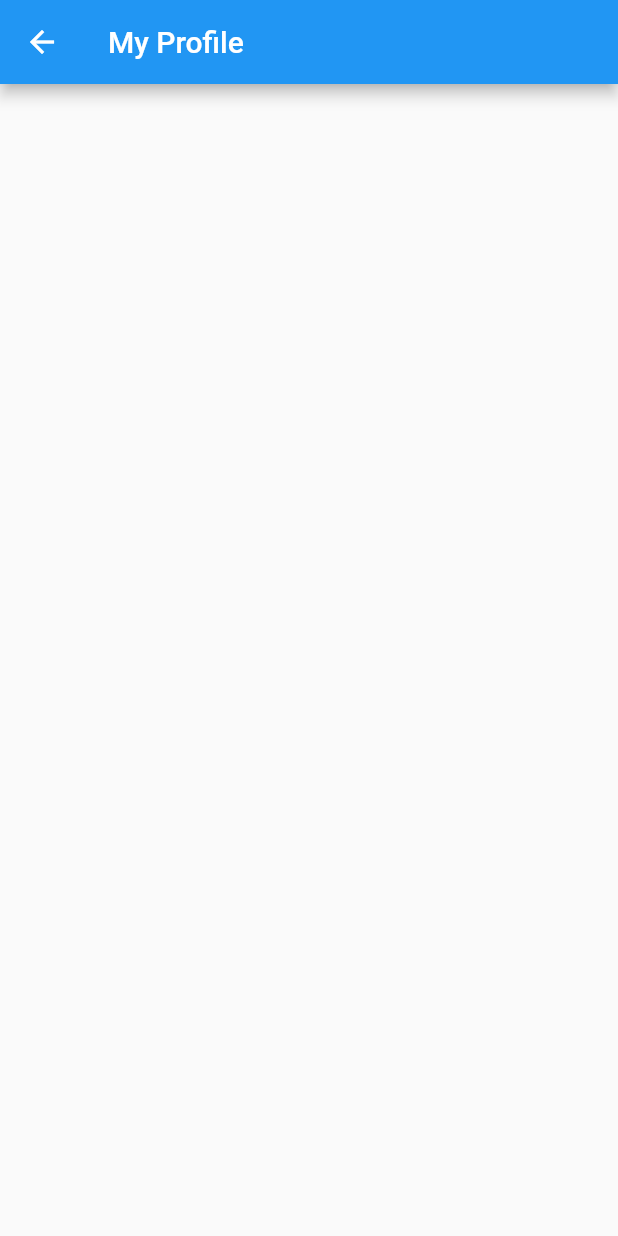
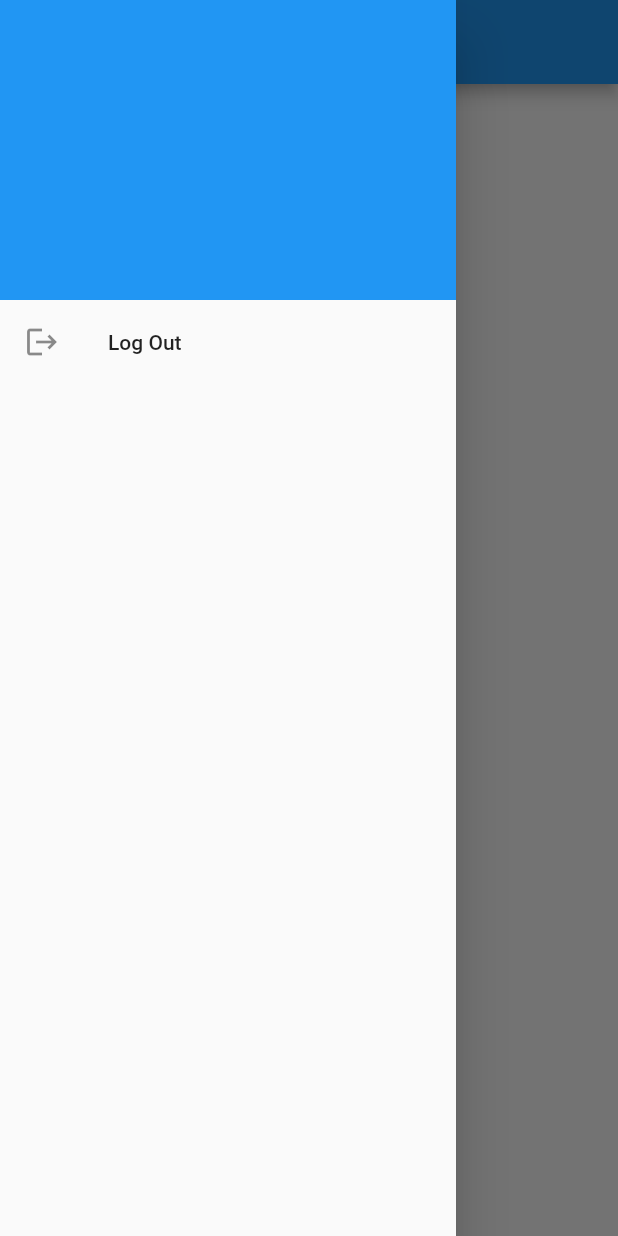
Before and after one commit to PrantoMondal/ChattingAppFlutter, a Flutter app: the UserProfilePage screen opened by its route, with the side drawer open (before the commit the screen has no drawer), on a phone screen of 412 x 824 dp. Run offline on Flutter 3.47's test engine with Material 2 defaults, Android fonts, the phone set to English and light mode, and no system bars; our stand-ins replace cloud_firestore, firebase_auth, firebase_core; accounts and stored records are empty.

Commit message:
data inserted

```diff
--- a/lib/auth/auth_service.dart
+++ b/lib/auth/auth_service.dart
@@ -2,7 +2,7 @@ import 'package:firebase_auth/firebase_auth.dart';
 
 class AuthService {
   static final FirebaseAuth _auth = FirebaseAuth.instance;
-  static final User? user = _auth.currentUser;
+  static  User? get user => _auth.currentUser;
 
   static Future<bool> login(String email, String password) async {
     final credential = await _auth.signInWithEmailAndPassword(
--- a/lib/pages/user_profile_page.dart
+++ b/lib/pages/user_profile_page.dart
@@ -1,3 +1,4 @@
+import 'package:firebase_chatting_app/widgets/main_drawer.dart';
 import 'package:flutter/material.dart';
 
 class UserProfilePage extends StatefulWidget {
@@ -12,6 +13,7 @@ class _UserProfilePageState extends State<UserProfilePage> {
   @override
   Widget build(BuildContext context) {
     return Scaffold(
+      drawer: const MainDrawer(),
       appBar: AppBar(
         title: const Text('My Profile'),
       ),
--- /dev/null
+++ b/lib/widgets/main_drawer.dart
@@ -0,0 +1,30 @@
+import 'package:firebase_chatting_app/auth/auth_service.dart';
+import 'package:flutter/material.dart';
+
+import '../pages/login_page.dart';
+
+class MainDrawer extends StatelessWidget {
+  const MainDrawer({Key? key}) : super(key: key);
+
+  @override
+  Widget build(BuildContext context) {
+    return Drawer(
+      child: ListView(
+        children: [
+          Container(
+            height: 200,
+            color: Colors.blue,
+          ),
+          ListTile(
+            onTap: () async{
+              await AuthService.logout();
+              Navigator.pushReplacementNamed(context, LoginPage.routeName);
+            },
+            leading: Icon(Icons.logout),
+            title: const Text('Log Out'),
+          )
+        ],
+      ),
+    );
+  }
+}
```
